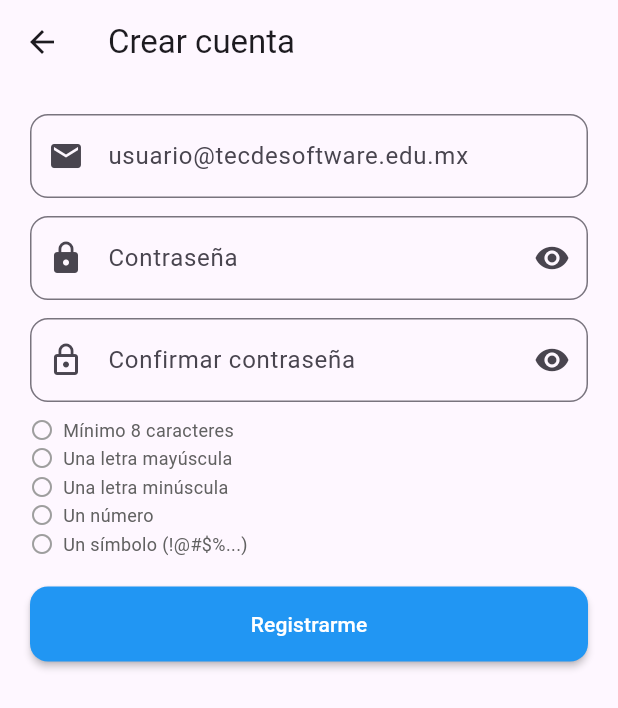
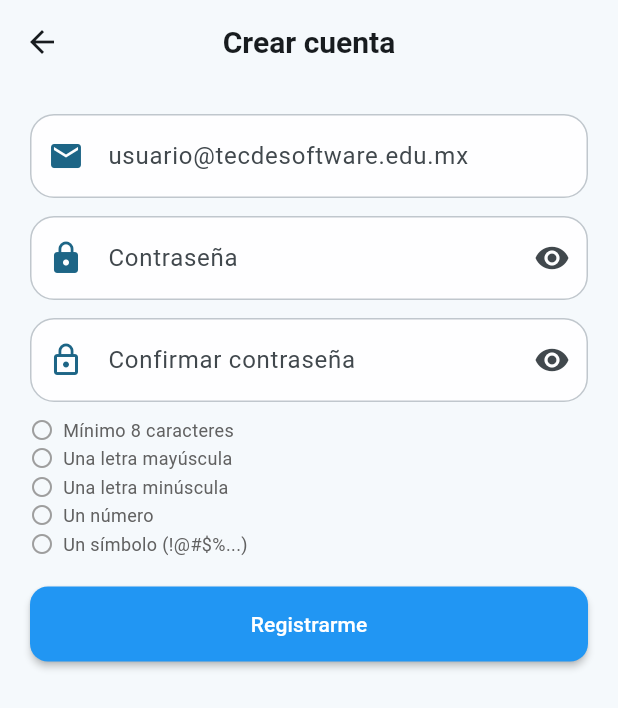
Before and after one commit to JesusUc18/login_rive_animation_26_3_tsw, a Flutter app: the screen it shows after launch, after a tap on "Sign up", on a phone screen of 412 x 824 dp. Shown: the top 708 px of the screen. Run offline on Flutter 3.47's test engine with Material 3 defaults, Android fonts, the phone set to English and light mode, and no system bars; our stand-ins replace firebase_auth, firebase_core, rive; accounts and stored records are empty; generated files the repository leaves out were written again.

Commit message:
feat(theme): add pastel blue light/dark theme with day/night toggle
- AppTheme con ColorScheme.fromSeed a partir del azul pastel del oso
- ThemeToggleButton (sol/luna) controlado por un ValueNotifier global
- flutter_localizations con locale es-MX para textos del sistema

```diff
--- a/lib/main.dart
+++ b/lib/main.dart
@@ -1,9 +1,12 @@
 import 'package:flutter/material.dart';
 import 'package:firebase_core/firebase_core.dart';
+import 'package:flutter_localizations/flutter_localizations.dart';
 
 import 'firebase_options.dart';
 
 import 'package:login_rive_animation_26_3_tsw/screens/login_screen.dart';
+import 'package:login_rive_animation_26_3_tsw/theme/app_theme.dart';
+import 'package:login_rive_animation_26_3_tsw/theme/theme_controller.dart';
 
 Future<void> main() async {
   // Encender el puente nativo antes de usar Firebase
@@ -20,9 +23,21 @@ class MainApp extends StatelessWidget {
 
   @override
   Widget build(BuildContext context) {
-    return const MaterialApp(
-      debugShowCheckedModeBanner: false,
-      home: LoginScreen(),
+    // Se reconstruye cada vez que el usuario cambia entre modo día y noche
+    return ValueListenableBuilder<ThemeMode>(
+      valueListenable: themeModeNotifier,
+      builder: (context, mode, _) => MaterialApp(
+        title: 'Iniciar sesión',
+        debugShowCheckedModeBanner: false,
+        theme: AppTheme.light(),
+        darkTheme: AppTheme.dark(),
+        themeMode: mode,
+        // Textos del sistema (Atrás, Copiar, Pegar...) en español
+        locale: const Locale('es', 'MX'),
+        supportedLocales: const [Locale('es', 'MX'), Locale('es')],
+        localizationsDelegates: GlobalMaterialLocalizations.delegates,
+        home: const LoginScreen(),
+      ),
     );
   }
 }
--- /dev/null
+++ b/lib/theme/app_theme.dart
@@ -0,0 +1,111 @@
+import 'package:flutter/material.dart';
+
+/// Paleta y temas (claro / oscuro) de la app.
+/// Todo parte de un único azul pastel, el mismo tono del fondo del oso.
+class AppTheme {
+  AppTheme._();
+
+  /// Azul pastel principal (fondo del oso de la pantalla de inicio).
+  static const Color pastelBlue = Color(0xFFA9CCE3);
+
+  /// Azul un poco más profundo para el fondo del oso en modo oscuro.
+  static const Color pastelBlueDeep = Color(0xFF6E9CBF);
+
+  static final BorderRadius radius = BorderRadius.circular(16);
+
+  static ThemeData light() => _build(Brightness.light);
+  static ThemeData dark() => _build(Brightness.dark);
+
+  static ThemeData _build(Brightness brightness) {
+    final scheme = ColorScheme.fromSeed(
+      seedColor: pastelBlue,
+      brightness: brightness,
+    );
+    final isDark = brightness == Brightness.dark;
+
+    return ThemeData(
+      useMaterial3: true,
+      colorScheme: scheme,
+      scaffoldBackgroundColor: isDark
+          ? scheme.surface
+          : Color.alphaBlend(pastelBlue.withValues(alpha: 0.12), Colors.white),
+      appBarTheme: AppBarTheme(
+        centerTitle: true,
+        elevation: 0,
+        scrolledUnderElevation: 2,
+        backgroundColor: Colors.transparent,
+        foregroundColor: scheme.onSurface,
+        titleTextStyle: TextStyle(
+          fontSize: 20,
+          fontWeight: FontWeight.w700,
+          color: scheme.onSurface,
+        ),
+      ),
+      inputDecorationTheme: InputDecorationTheme(
+        filled: true,
+        fillColor: isDark
+            ? scheme.surfaceContainerHigh
+            : Colors.white.withValues(alpha: 0.9),
+        contentPadding: const EdgeInsets.symmetric(
+          horizontal: 16,
+          vertical: 16,
+        ),
+        prefixIconColor: scheme.primary,
+        border: OutlineInputBorder(
+          borderRadius: radius,
+          borderSide: BorderSide(color: scheme.outlineVariant),
+        ),
+        enabledBorder: OutlineInputBorder(
+          borderRadius: radius,
+          borderSide: BorderSide(color: scheme.outlineVariant),
+        ),
+        focusedBorder: OutlineInputBorder(
+          borderRadius: radius,
+          borderSide: BorderSide(color: scheme.primary, width: 2),
+        ),
+        errorBorder: OutlineInputBorder(
+          borderRadius: radius,
+          borderSide: BorderSide(color: scheme.error),
+        ),
+        focusedErrorBorder: OutlineInputBorder(
+          borderRadius: radius,
+          borderSide: BorderSide(color: scheme.error, width: 2),
+        ),
+      ),
+      filledButtonTheme: FilledButtonThemeData(
+        style: FilledButton.styleFrom(
+          minimumSize: const Size.fromHeight(52),
+          shape: RoundedRectangleBorder(borderRadius: radius),
+          textStyle: const TextStyle(fontSize: 16, fontWeight: FontWeight.w600),
+        ),
+      ),
+      textButtonTheme: TextButtonThemeData(
+        style: TextButton.styleFrom(
+          textStyle: const TextStyle(fontWeight: FontWeight.w600),
+        ),
+      ),
+      cardTheme: CardThemeData(
+        elevation: 0,
+        margin: EdgeInsets.zero,
+        color: isDark ? scheme.surfaceContainer : Colors.white,
+        shape: RoundedRectangleBorder(
+          borderRadius: radius,
+          side: BorderSide(color: scheme.outlineVariant.withValues(alpha: 0.5)),
+        ),
+      ),
+      snackBarTheme: SnackBarThemeData(
+        behavior: SnackBarBehavior.floating,
+        shape: RoundedRectangleBorder(borderRadius: BorderRadius.circular(12)),
+      ),
+      dialogTheme: DialogThemeData(
+        shape: RoundedRectangleBorder(borderRadius: BorderRadius.circular(24)),
+      ),
+    );
+  }
+
+  /// Verde suave para mensajes de éxito (funciona en claro y oscuro).
+  static Color success(BuildContext context) =>
+      Theme.of(context).brightness == Brightness.dark
+      ? const Color(0xFF81C784)
+      : const Color(0xFF2E7D32);
+}
--- /dev/null
+++ b/lib/theme/theme_controller.dart
@@ -0,0 +1,34 @@
+import 'package:flutter/material.dart';
+
+/// Controlador global del modo de color (claro / oscuro).
+/// MaterialApp lo escucha con ValueListenableBuilder.
+final ValueNotifier<ThemeMode> themeModeNotifier = ValueNotifier(
+  ThemeMode.light,
+);
+
+/// Botón típico de sol / luna para cambiar entre modo día y noche.
+class ThemeToggleButton extends StatelessWidget {
+  const ThemeToggleButton({super.key});
+
+  @override
+  Widget build(BuildContext context) {
+    final isDark = Theme.of(context).brightness == Brightness.dark;
+    return IconButton(
+      tooltip: isDark ? 'Modo día' : 'Modo noche',
+      onPressed: () {
+        themeModeNotifier.value = isDark ? ThemeMode.light : ThemeMode.dark;
+      },
+      icon: AnimatedSwitcher(
+        duration: const Duration(milliseconds: 300),
+        transitionBuilder: (child, anim) => RotationTransition(
+          turns: Tween(begin: 0.75, end: 1.0).animate(anim),
+          child: FadeTransition(opacity: anim, child: child),
+        ),
+        child: Icon(
+          isDark ? Icons.light_mode_rounded : Icons.dark_mode_rounded,
+          key: ValueKey(isDark),
+        ),
+      ),
+    );
+  }
+}
--- a/pubspec.yaml
+++ b/pubspec.yaml
@@ -8,6 +8,8 @@ environment:
 
 dependencies:
   flutter:
+    sdk: flutter
+  flutter_localizations:
     sdk: flutter
 
   cupertino_icons: ^1.0.8
```
Also changed, not shown: pubspec.lock.
